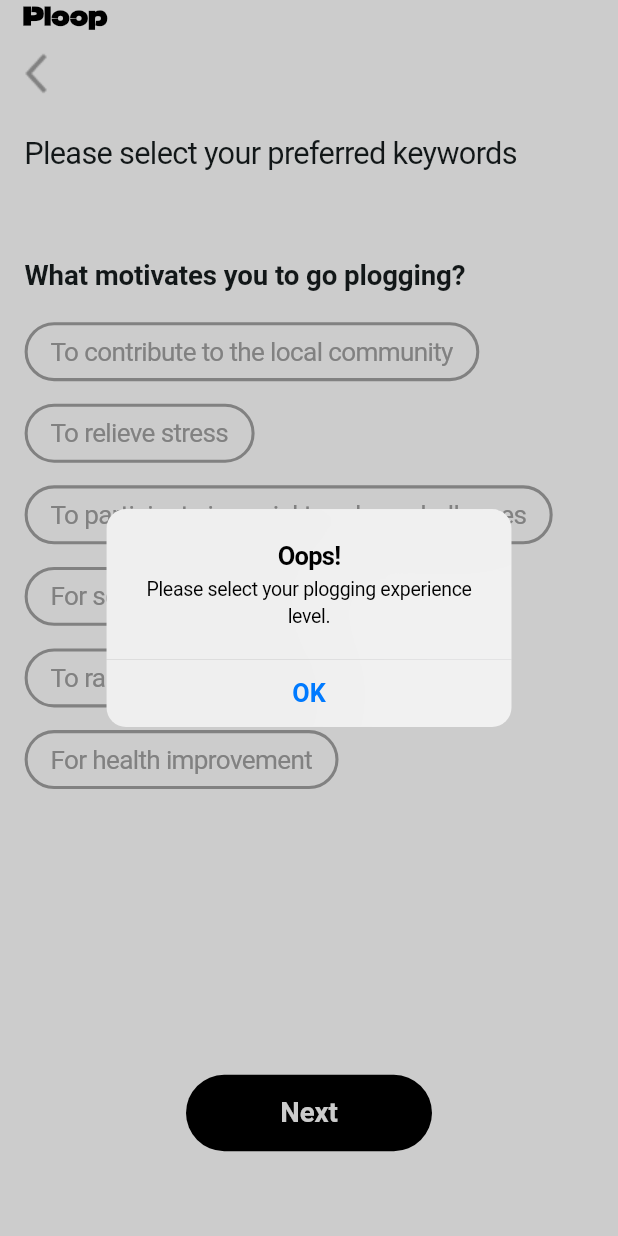
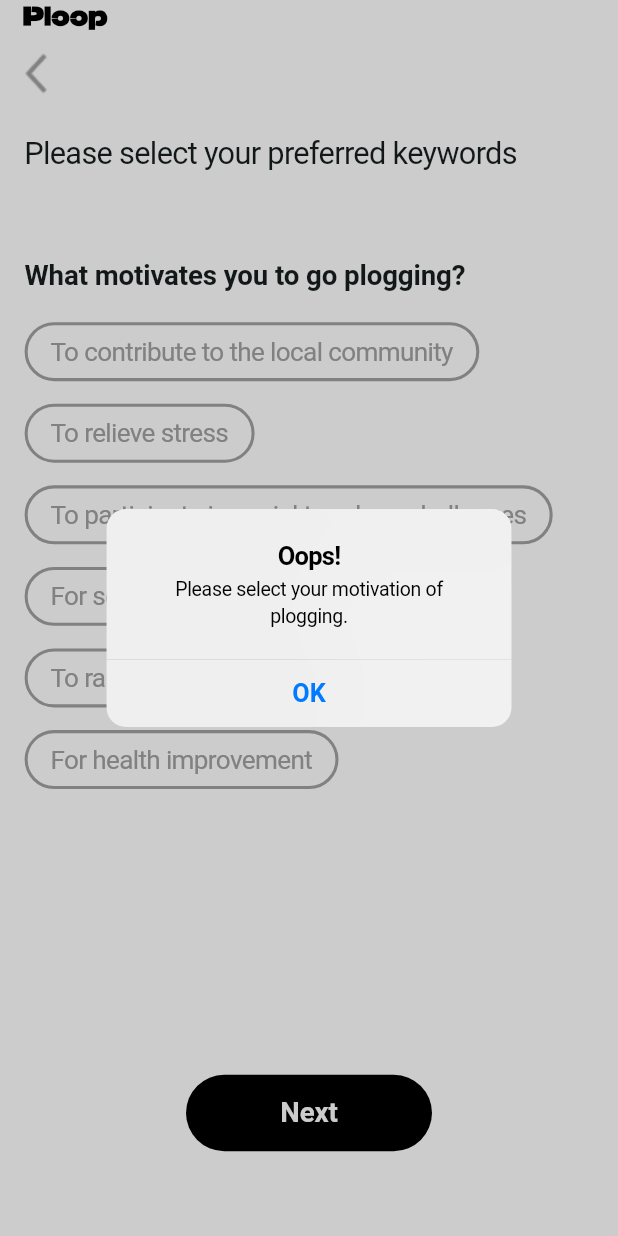
Before and after one commit to Ploop-2025-Solution-Challenge/Ploop-FE, a Flutter app: the SetMotivationPage widget shown alone on an empty page, opened directly, after a tap on "Next", on a phone screen of 412 x 824 dp. Run offline on Flutter 3.47's test engine with Material 3 defaults, Android fonts, the phone set to English and light mode, and no system bars; our stand-ins replace dotted_line, flutter_dotenv, flutter_riverpod, flutter_screenutil, freezed_annotation, geolocator and 5 more; accounts and stored records are empty; generated files the repository leaves out were written again; Roboto replaces fonts that are missing (SF-Pro, SF-Pro-Display); project files that could hold a hidden picture were left out.

Commit message:
fix: dialog message

```diff
--- a/lib/screen/signup/set_motivation.dart
+++ b/lib/screen/signup/set_motivation.dart
@@ -48,7 +48,7 @@ class _SetMotivationPageState extends ConsumerState<SetMotivationPage> {
               builder: (context) => CupertinoAlertDialog(
                 title: const Text('Oops!'),
                 content:
-                    const Text('Please select your plogging experience level.'),
+                    const Text('Please select your motivation of plogging.'),
                 actions: [
                   CupertinoDialogAction(
                     isDefaultAction: true,
```
